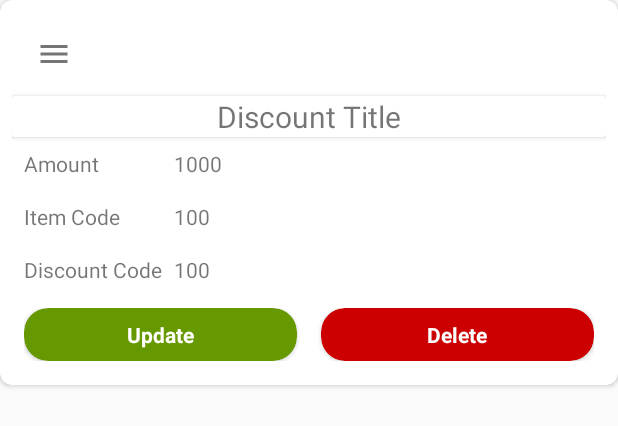
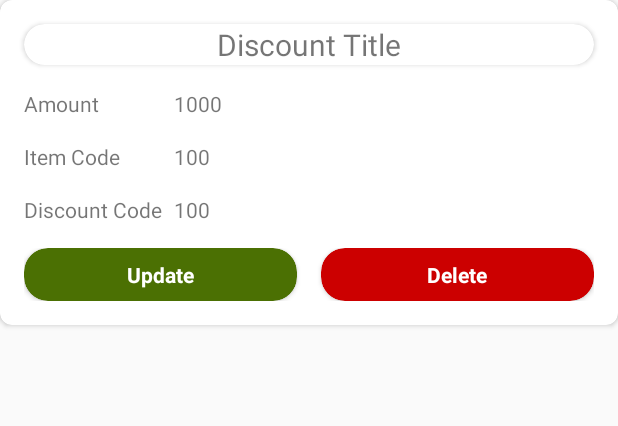
Before and after one commit to maneeshalakshani/Glimmer_Threads, an Android app: the layout row_discount.xml on its own in the app's theme, with its tools: preview values and no code run, on a phone screen of 412 x 824 dp. Shown: the top 426 px of the screen. Run offline under Robolectric (Android 15) with nearby library versions, the light colour scheme and no system bars.

Commit message:
ModifireDiscountAdapter.java

```diff
--- a/app/src/main/res/layout/row_discount.xml
+++ b/app/src/main/res/layout/row_discount.xml
@@ -4,7 +4,8 @@
     android:layout_height="wrap_content"
     xmlns:app="http://schemas.android.com/apk/res-auto"
     app:cardCornerRadius="8dp"
-    android:elevation="8dp">
+    android:elevation="8dp"
+    android:layout_marginBottom="8dp">
 
 
     <LinearLayout
@@ -13,14 +14,12 @@
         android:orientation="vertical"
         android:padding="8dp">
 
-        <include
-            android:id="@+id/toolbar"
-            layout="@layout/toolbar"
-            android:background="@android:color/holo_green_dark" />
-
         <androidx.cardview.widget.CardView
             android:layout_width="match_parent"
-            android:layout_height="wrap_content">
+            android:layout_height="wrap_content"
+            android:layout_margin="8dp"
+            android:elevation="16dp"
+            app:cardCornerRadius="16dp">
 
             <TextView
                 android:id="@+id/TVDiscountTitle"
@@ -94,7 +93,7 @@
                 android:layout_width="0dp"
                 android:layout_weight="1"
                 android:layout_height="wrap_content"
-                app:cardBackgroundColor="@android:color/holo_green_dark"
+                app:cardBackgroundColor="#4B7003"
                 app:cardCornerRadius="16dp">
 
                 <TextView
```
Also changed, not shown: app/src/main/java/com/example/glimmerthreads/DiscountAdapter.java (+4 -4 lines), app/src/main/java/com/example/glimmerthreads/Display_All_Data.java (+6 -1 lines), app/src/main/java/com/example/glimmerthreads/ModifierDiscountAdapter.java (+85 -1 lines), app/src/main/res/layout/activity_display__all__data.xml (+9 -2 lines).
